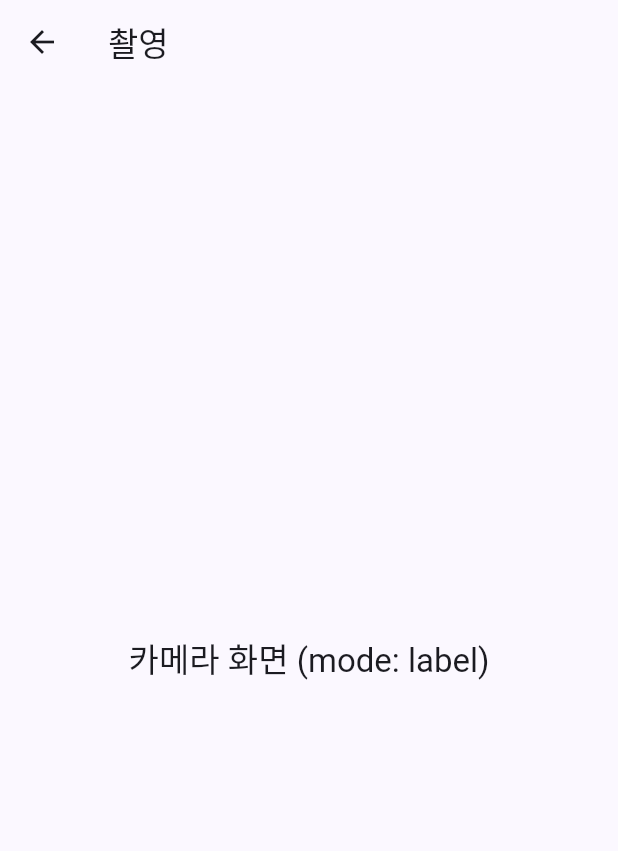
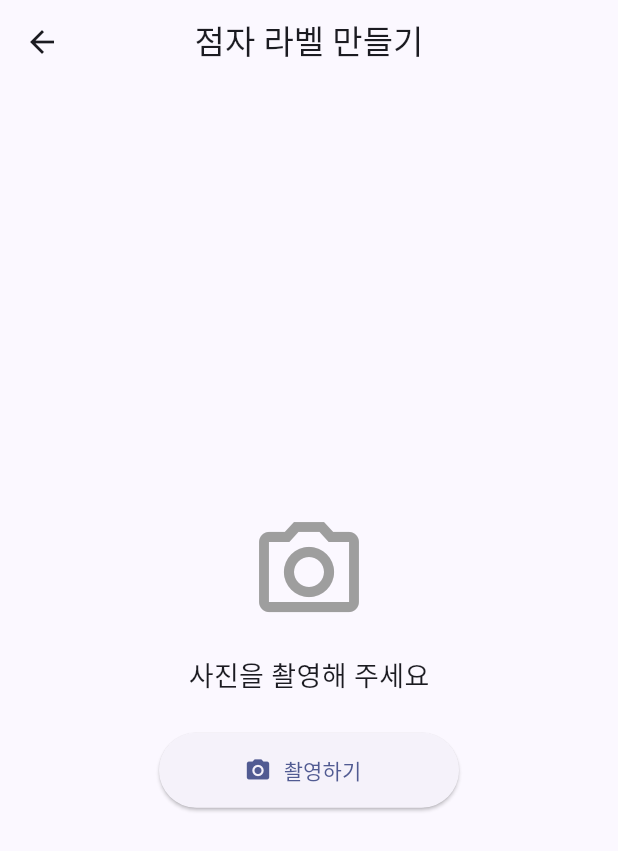
Before and after one commit to Eye-2-Dot/eye2dot, a Flutter app: the screen it shows after launch, after a tap on "점자 라벨 만들기", on a phone screen of 412 x 824 dp. Shown: the top 851 px of the screen. Run offline on Flutter 3.47's test engine with Material 3 defaults, Android fonts, the phone set to English and light mode, and no system bars; our stand-ins replace image_picker.

Commit message:
카메라 촬영 화면 구현

```diff
--- a/app/lib/screens/camera_screen.dart
+++ b/app/lib/screens/camera_screen.dart
@@ -1,28 +1,165 @@
+import 'dart:typed_data';
 import 'package:flutter/material.dart';
+import 'package:image_picker/image_picker.dart';
+import '../services/api_service.dart';
+import 'result_screen.dart';
 
-/// 카메라 화면 (아직 껍데기)
-///
-/// 지금은 전달받은 mode 값만 화면에 보여준다.
-/// TODO(B): 카메라로 사진 촬영 → 바이트 확보 →
-///          ApiService.sendImage(bytes: ..., mode: mode) 호출 →
-///          결과를 들고 ResultScreen 으로 이동하는 흐름을 여기에 채울 것.
-///
-/// 주의: Chrome(웹)에서 실행하므로 dart:io 의 File 은 쓰지 말고
-///       image_picker 의 XFile.readAsBytes() 로 Uint8List 를 받을 것.
-class CameraScreen extends StatelessWidget {
+class CameraScreen extends StatefulWidget {
+  final String mode; // 'label' 또는 'book'
+
   const CameraScreen({super.key, required this.mode});
 
-  /// 이전 화면(ModeScreen)에서 고른 모드. kModeLabel 또는 kModeBook.
-  final String mode;
+  @override
+  State<CameraScreen> createState() => _CameraScreenState();
+}
+
+enum ViewState { empty, loaded, loading, error }
+
+class _CameraScreenState extends State<CameraScreen> {
+  ViewState _state = ViewState.empty;
+  Uint8List? _imageBytes;
+  String _errorMessage = '';
+
+  // 사진 촬영 및 선택 (웹 호환 바이트 추출)
+  Future<void> _pickImage() async {
+    try {
+      final ImagePicker picker = ImagePicker();
+      final XFile? picked = await picker.pickImage(source: ImageSource.camera);
+
+      if (picked == null) return;
+
+      final Uint8List bytes = await picked.readAsBytes();
+      setState(() {
+        _imageBytes = bytes;
+        _state = ViewState.loaded;
+      });
+    } catch (e) {
+      setState(() {
+        _errorMessage = '사진을 불러오는 중 오류가 발생했습니다.';
+        _state = ViewState.error;
+      });
+    }
+  }
+
+  // 서버로 사진 전송
+  Future<void> _sendToServer() async {
+    if (_imageBytes == null) return;
+
+    setState(() {
+      _state = ViewState.loading;
+    });
+
+    try {
+      final result = await ApiService.sendImage(
+        bytes: _imageBytes!,
+        mode: widget.mode,
+      );
+
+      if (result['ok'] == true) {
+        if (!mounted) return;
+        Navigator.push(
+          context,
+          MaterialPageRoute(
+            builder: (context) => ResultScreen(
+              mode: widget.mode,
+              text: result['text'] ?? '',
+            ),
+          ),
+        );
+        setState(() {
+          _state = ViewState.loaded;
+        });
+      } else {
+        setState(() {
+          _errorMessage = result['reason'] ?? '인식에 실패했습니다.';
+          _state = ViewState.error;
+        });
+      }
+    } catch (e) {
+      setState(() {
+        _errorMessage = '서버 연결 오류가 발생했습니다.';
+        _state = ViewState.error;
+      });
+    }
+  }
 
   @override
   Widget build(BuildContext context) {
+    final modeTitle = widget.mode == 'label' ? '점자 라벨 만들기' : '책 점역하기';
+
     return Scaffold(
-      appBar: AppBar(title: const Text('촬영')),
-      body: Center(
-        child: Text(
-          '카메라 화면 (mode: $mode)',
-          style: Theme.of(context).textTheme.titleLarge,
+      appBar: AppBar(title: Text(modeTitle), centerTitle: true),
+      body: Padding(
+        padding: const EdgeInsets.all(20.0),
+        child: Center(
+          child: switch (_state) {
+            ViewState.empty => Column(
+                mainAxisAlignment: MainAxisAlignment.center,
+                children: [
+                  const Icon(Icons.camera_alt_outlined, size: 80, color: Colors.grey),
+                  const SizedBox(height: 16),
+                  const Text('사진을 촬영해 주세요', style: TextStyle(fontSize: 18)),
+                  const SizedBox(height: 24),
+                  ElevatedButton.icon(
+                    onPressed: _pickImage,
+                    icon: const Icon(Icons.photo_camera),
+                    label: const Text('촬영하기'),
+                    style: ElevatedButton.styleFrom(minimumSize: const Size(200, 50)),
+                  ),
+                ],
+              ),
+            ViewState.loaded => Column(
+                children: [
+                  Expanded(
+                    child: ClipRRect(
+                      borderRadius: BorderRadius.circular(12),
+                      child: Image.memory(_imageBytes!, fit: BoxFit.contain),
+                    ),
+                  ),
+                  const SizedBox(height: 20),
+                  Row(
+                    children: [
+                      Expanded(
+                        child: OutlinedButton(
+                          onPressed: () => setState(() => _state = ViewState.empty),
+                          style: OutlinedButton.styleFrom(minimumSize: const Size(0, 50)),
+                          child: const Text('다시 찍기'),
+                        ),
+                      ),
+                      const SizedBox(width: 16),
+                      Expanded(
+                        child: ElevatedButton(
+                          onPressed: _sendToServer,
+                          style: ElevatedButton.styleFrom(minimumSize: const Size(0, 50)),
+                          child: const Text('전송'),
+                        ),
+                      ),
+                    ],
+                  ),
+                ],
+              ),
+            ViewState.loading => const Column(
+                mainAxisAlignment: MainAxisAlignment.center,
+                children: [
+                  CircularProgressIndicator(),
+                  SizedBox(height: 20),
+                  Text('인식 중입니다...', style: TextStyle(fontSize: 16)),
+                ],
+              ),
+            ViewState.error => Column(
+                mainAxisAlignment: MainAxisAlignment.center,
+                children: [
+                  const Icon(Icons.error_outline, size: 60, color: Colors.red),
+                  const SizedBox(height: 16),
+                  Text(_errorMessage, textAlign: TextAlign.center, style: const TextStyle(fontSize: 16)),
+                  const SizedBox(height: 24),
+                  ElevatedButton(
+                    onPressed: _pickImage,
+                    child: const Text('다시 시도'),
+                  ),
+                ],
+              ),
+          },
         ),
       ),
     );
```
